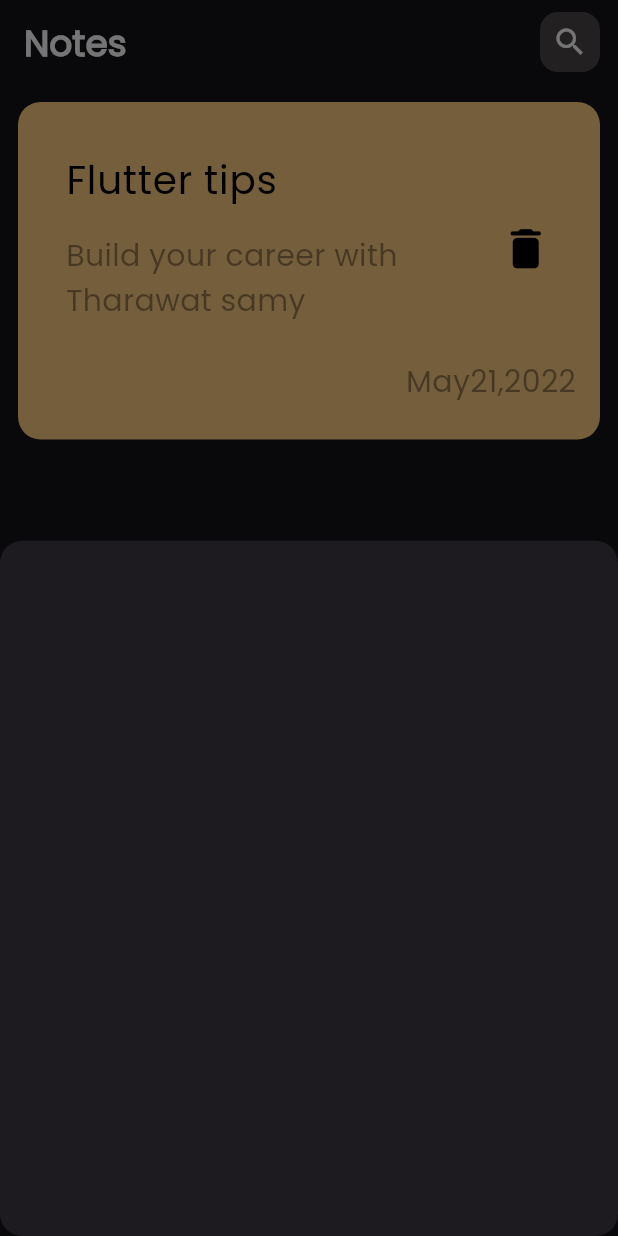
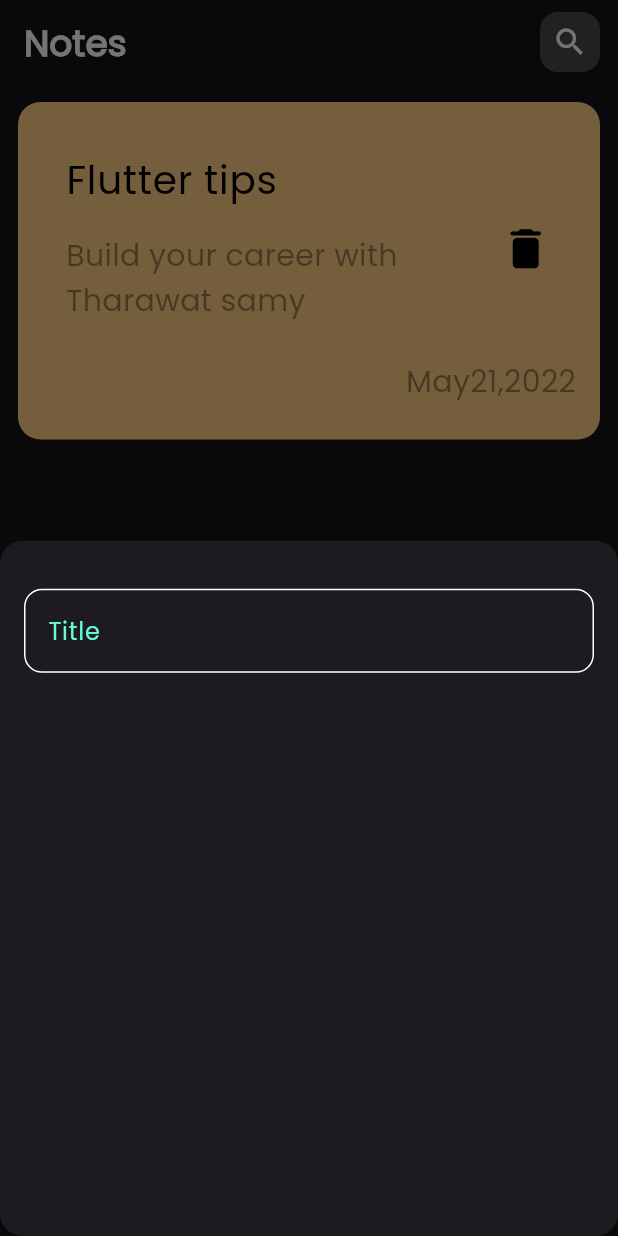
Before and after one commit to alhussaini33/notes_app, a Flutter app: the screen it shows after launch, after a tap on the "add" icon, on a phone screen of 412 x 824 dp. Run offline on Flutter 3.47's test engine with Material 3 defaults, Android fonts, the phone set to English and light mode, and no system bars; missing offline and left inert: flutter_statusbarcolor_ns.

Commit message:
add decoration to custom text field and add this widgets in add note file and add new color in colors file

```diff
--- a/lib/constants/colors.dart
+++ b/lib/constants/colors.dart
@@ -5,6 +5,7 @@ class AppColors {
   static const Color gray = Color.fromARGB(255, 75, 69, 69);
   static const Color white = Color(0xFFFFFFFF);
   static const Color babyBlue = Color.fromARGB(255, 150, 196, 234);
+  static const Color mint = Color(0xff62FCD7);
   //! Blacks
   static const Color black = Color(0xFF000000);
   static Color secondaryBlack = Colors.black.withOpacity(.4);
--- a/lib/widgets/add_note.dart
+++ b/lib/widgets/add_note.dart
@@ -1,10 +1,23 @@
 import 'package:flutter/material.dart';
+import 'package:note_app/widgets/custom_text_field.dart';
 
 class AddNote extends StatelessWidget {
   const AddNote({super.key});
 
   @override
   Widget build(BuildContext context) {
-    return Container();
+    return Container(
+      child: Padding(
+        padding: const EdgeInsets.symmetric(horizontal: 16),
+        child: Column(
+          children: [
+            const SizedBox(
+              height: 32,
+            ),
+            const CustomTextField()
+          ],
+        ),
+      ),
+    );
   }
 }
--- /dev/null
+++ b/lib/widgets/custom_text_field.dart
@@ -0,0 +1,26 @@
+import 'package:flutter/material.dart';
+import 'package:note_app/constants/colors.dart';
+
+class CustomTextField extends StatelessWidget {
+  const CustomTextField({super.key});
+
+  @override
+  Widget build(BuildContext context) {
+    return TextField(
+      cursorColor: AppColors.mint,
+      decoration: InputDecoration(
+        hintText: 'Title',
+        hintStyle: const TextStyle(color: AppColors.mint),
+        border: buildBorder(),
+        enabledBorder: buildBorder(),
+        focusedBorder: buildBorder(color: AppColors.mint),
+      ),
+    );
+  }
+
+  OutlineInputBorder buildBorder({color}) {
+    return OutlineInputBorder(
+        borderRadius: BorderRadius.circular(12),
+        borderSide: BorderSide(color: color ?? Colors.white));
+  }
+}
```
